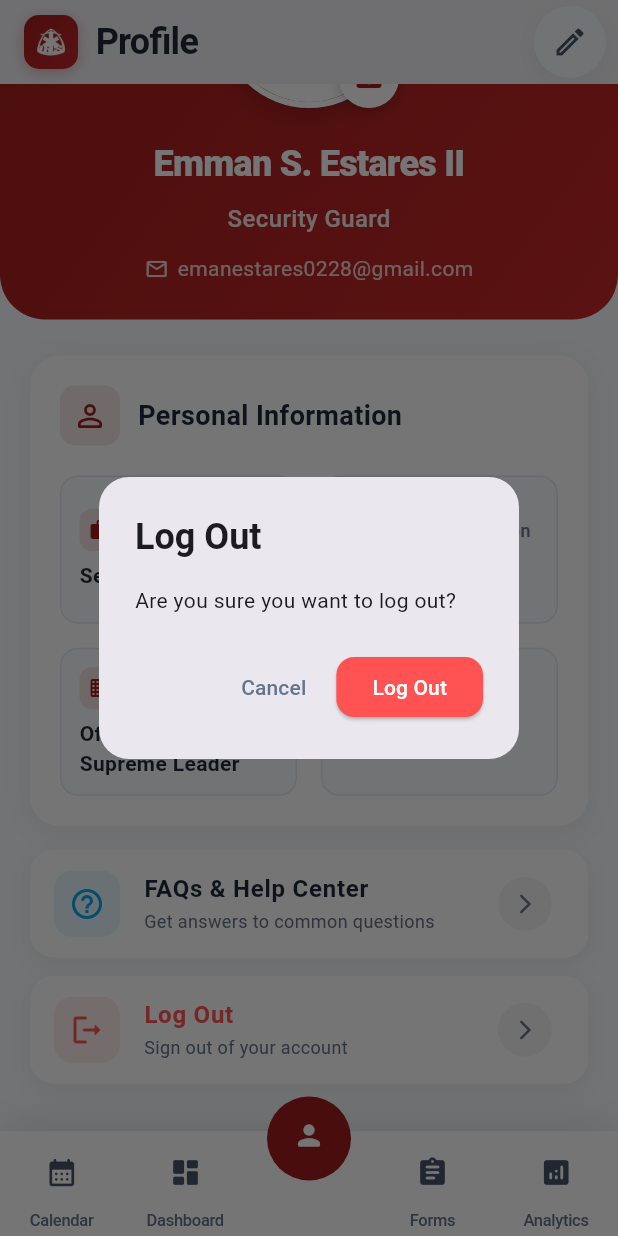
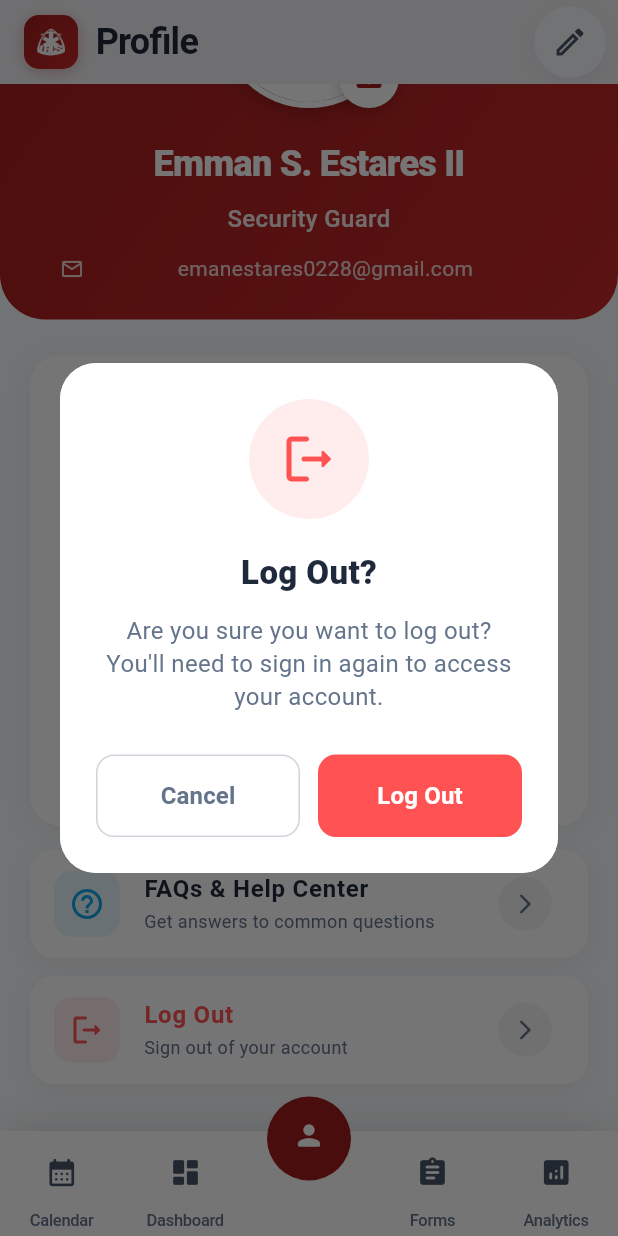
Before and after one commit to sharahmichelle/IRS-Mobile, a Flutter app: the screen it shows after launch, scrolled down 148 dp, after a tap on "Log Out", on a phone screen of 412 x 824 dp. Run offline on Flutter 3.47's test engine with Material 3 defaults, Android fonts, the phone set to English and light mode, and no system bars; drawn by our look-alikes of curved_navigation_bar; our stand-ins replace cloud_firestore, firebase_core, fl_chart, syncfusion_flutter_calendar, syncfusion_flutter_datagrid; missing offline and left inert: const_date_time; accounts and stored records are empty; network calls fail; statements that could not run were skipped.

Commit message:
fix: profile overflow issue on smaller screens

```diff
--- a/lib/screens/profile_screen.dart
+++ b/lib/screens/profile_screen.dart
@@ -147,8 +147,10 @@ class _ProfileScreenState extends State<ProfileScreen> {
           ),
           const SizedBox(height: 20),
 
-          // User Name
-          Text(
+          // User Name with improved overflow handling
+          Container(
+            padding: const EdgeInsets.symmetric(horizontal: 16),
+            child: Text(
               '${user.firstName} ${user.middleName[0]}. ${user.lastName} ${user.suffix}',
               style: TextStyle(
                 fontSize: 24,
@@ -157,34 +159,51 @@ class _ProfileScreenState extends State<ProfileScreen> {
                 letterSpacing: -0.5,
               ),
               textAlign: TextAlign.center,
+              maxLines: 2,
+              overflow: TextOverflow.ellipsis,
+            ),
           ),
           const SizedBox(height: 8),
 
-          // Position
-          Text(
+          // Position with improved overflow handling
+          Container(
+            padding: const EdgeInsets.symmetric(horizontal: 16),
+            child: Text(
               user.position,
               style: TextStyle(
                 fontSize: 16,
                 fontWeight: FontWeight.w500,
                 color: Colors.white.withOpacity(0.9),
               ),
+              textAlign: TextAlign.center,
+              maxLines: 2,
+              overflow: TextOverflow.ellipsis,
+            ),
           ),
           const SizedBox(height: 12),
 
-          // Email
-          Row(
+          // Email with improved overflow handling
+          Container(
+            padding: const EdgeInsets.symmetric(horizontal: 16),
+            child: Row(
               mainAxisAlignment: MainAxisAlignment.center,
               children: [
                 Icon(Icons.email_outlined, size: 16, color: Colors.white.withOpacity(0.8)),
                 const SizedBox(width: 6),
-              Text(
+                Expanded(
+                  child: Text(
                     user.email,
                     style: TextStyle(
                       fontSize: 14,
                       color: Colors.white.withOpacity(0.8),
                     ),
+                    maxLines: 2,
+                    overflow: TextOverflow.ellipsis,
+                    textAlign: TextAlign.center,
+                  ),
                 ),
               ],
+            ),
           ),
         ],
       ),
@@ -223,19 +242,23 @@ class _ProfileScreenState extends State<ProfileScreen> {
                     child: Icon(Icons.person_outline_rounded, color: primaryColor),
                   ),
                   const SizedBox(width: 12),
-                  Text(
+                  Expanded(
+                    child: Text(
                       "Personal Information",
                       style: TextStyle(
                         fontSize: 18,
                         fontWeight: FontWeight.w700,
                         color: textPrimary,
                       ),
+                      maxLines: 2,
+                      overflow: TextOverflow.ellipsis,
+                    ),
                   ),
                 ],
               ),
               const SizedBox(height: 20),
 
-              // Details Grid
+              // Details Grid with improved overflow handling
               GridView.builder(
                 shrinkWrap: true,
                 physics: const NeverScrollableScrollPhysics(),
@@ -298,14 +321,16 @@ class _ProfileScreenState extends State<ProfileScreen> {
                     color: textSecondary,
                     fontWeight: FontWeight.w500,
                   ),
+                  maxLines: 1,
                   overflow: TextOverflow.ellipsis,
                 ),
               ),
             ],
           ),
           const SizedBox(height: 6),
-          Text(
-            value,
+          Expanded(
+            child: Text(
+              value.isNotEmpty ? value : "Not specified",
               style: TextStyle(
                 fontSize: 14,
                 color: textPrimary,
@@ -313,6 +338,7 @@ class _ProfileScreenState extends State<ProfileScreen> {
               ),
               maxLines: 2,
               overflow: TextOverflow.ellipsis,
+            ),
           ),
         ],
       ),
@@ -385,6 +411,8 @@ class _ProfileScreenState extends State<ProfileScreen> {
             fontWeight: FontWeight.w600,
             color: isLogout ? Colors.redAccent : textPrimary,
           ),
+          maxLines: 1,
+          overflow: TextOverflow.ellipsis,
         ),
         subtitle: Text(
           subtitle,
@@ -392,6 +420,8 @@ class _ProfileScreenState extends State<ProfileScreen> {
             fontSize: 12,
             color: textSecondary,
           ),
+          maxLines: 1,
+          overflow: TextOverflow.ellipsis,
         ),
         trailing: Container(
           width: 36,
@@ -428,6 +458,8 @@ class _ProfileScreenState extends State<ProfileScreen> {
                 fontWeight: FontWeight.w700,
                 color: textPrimary,
               ),
+              maxLines: 1,
+              overflow: TextOverflow.ellipsis,
             ),
             const SizedBox(height: 20),
             _buildPhotoOption(
@@ -476,7 +508,12 @@ class _ProfileScreenState extends State<ProfileScreen> {
         ),
         child: Icon(icon, color: primaryColor),
       ),
-      title: Text(title, style: TextStyle(fontWeight: FontWeight.w500)),
+      title: Text(
+        title,
+        style: TextStyle(fontWeight: FontWeight.w500),
+        maxLines: 1,
+        overflow: TextOverflow.ellipsis,
+      ),
       trailing: Icon(Icons.arrow_forward_ios_rounded, size: 16),
     );
   }
@@ -489,32 +526,115 @@ class _ProfileScreenState extends State<ProfileScreen> {
   void _showLogoutConfirmation() {
     showDialog(
       context: context,
-      builder: (context) => AlertDialog(
-        shape: RoundedRectangleBorder(borderRadius: BorderRadius.circular(20)),
-        title: Text(
-          "Log Out",
-          style: TextStyle(fontWeight: FontWeight.w700),
+      builder: (context) => Dialog(
+        shape: RoundedRectangleBorder(
+          borderRadius: BorderRadius.circular(24),
         ),
-        content: Text("Are you sure you want to log out?"),
-        actions: [
-          TextButton(
+        elevation: 16,
+        child: Container(
+          padding: const EdgeInsets.all(24),
+          decoration: BoxDecoration(
+            color: Colors.white,
+            borderRadius: BorderRadius.circular(24),
+          ),
+          child: Column(
+            mainAxisSize: MainAxisSize.min,
+            children: [
+              // Warning Icon
+              Container(
+                width: 80,
+                height: 80,
+                decoration: BoxDecoration(
+                  color: Colors.redAccent.withOpacity(0.1),
+                  shape: BoxShape.circle,
+                ),
+                child: Icon(
+                  Icons.logout_rounded,
+                  size: 40,
+                  color: Colors.redAccent,
+                ),
+              ),
+              const SizedBox(height: 20),
+
+              // Title
+              Text(
+                "Log Out?",
+                style: TextStyle(
+                  fontSize: 22,
+                  fontWeight: FontWeight.w800,
+                  color: textPrimary,
+                ),
+              ),
+              const SizedBox(height: 12),
+
+              // Description
+              Text(
+                "Are you sure you want to log out? You'll need to sign in again to access your account.",
+                textAlign: TextAlign.center,
+                style: TextStyle(
+                  fontSize: 16,
+                  color: textSecondary,
+                  height: 1.4,
+                ),
+              ),
+              const SizedBox(height: 28),
+
+              // Buttons
+              Row(
+                children: [
+                  // Cancel Button
+                  Expanded(
+                    child: OutlinedButton(
                       onPressed: () => Navigator.pop(context),
-            child: Text("Cancel", style: TextStyle(color: textSecondary)),
+                      style: OutlinedButton.styleFrom(
+                        padding: const EdgeInsets.symmetric(vertical: 16),
+                        shape: RoundedRectangleBorder(
+                          borderRadius: BorderRadius.circular(12),
                         ),
-          ElevatedButton(
+                        side: BorderSide(color: textSecondary.withOpacity(0.3)),
+                      ),
+                      child: Text(
+                        "Cancel",
+                        style: TextStyle(
+                          fontSize: 16,
+                          fontWeight: FontWeight.w600,
+                          color: textSecondary,
+                        ),
+                      ),
+                    ),
+                  ),
+                  const SizedBox(width: 12),
+
+                  // Logout Button
+                  Expanded(
+                    child: ElevatedButton(
                       onPressed: () {
                         Navigator.pop(context);
                         // Implement logout logic
                       },
                       style: ElevatedButton.styleFrom(
                         backgroundColor: Colors.redAccent,
+                        padding: const EdgeInsets.symmetric(vertical: 16),
                         shape: RoundedRectangleBorder(
                           borderRadius: BorderRadius.circular(12),
                         ),
+                        elevation: 0,
                       ),
-            child: Text("Log Out", style: TextStyle(color: Colors.white)),
+                      child: Text(
+                        "Log Out",
+                        style: TextStyle(
+                          fontSize: 16,
+                          fontWeight: FontWeight.w600,
+                          color: Colors.white,
+                        ),
+                      ),
+                    ),
                   ),
                 ],
+              ),
+            ],
+          ),
+        ),
       ),
     );
   }
```
Lines whose indentation alone changed are shown as unchanged.
